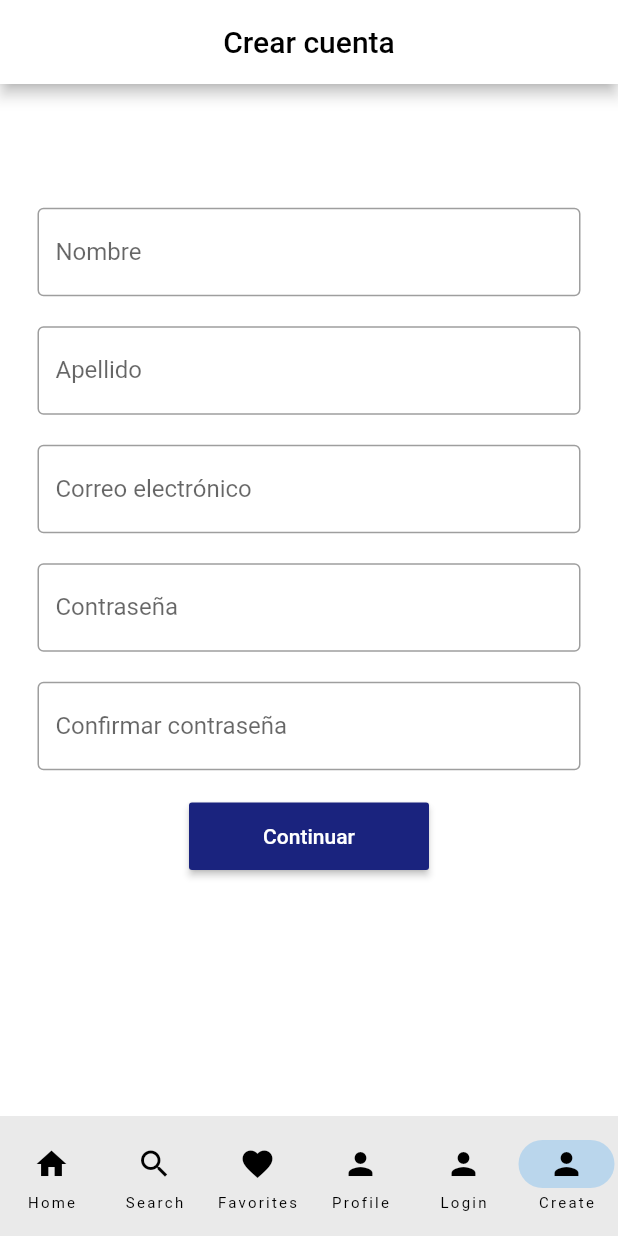
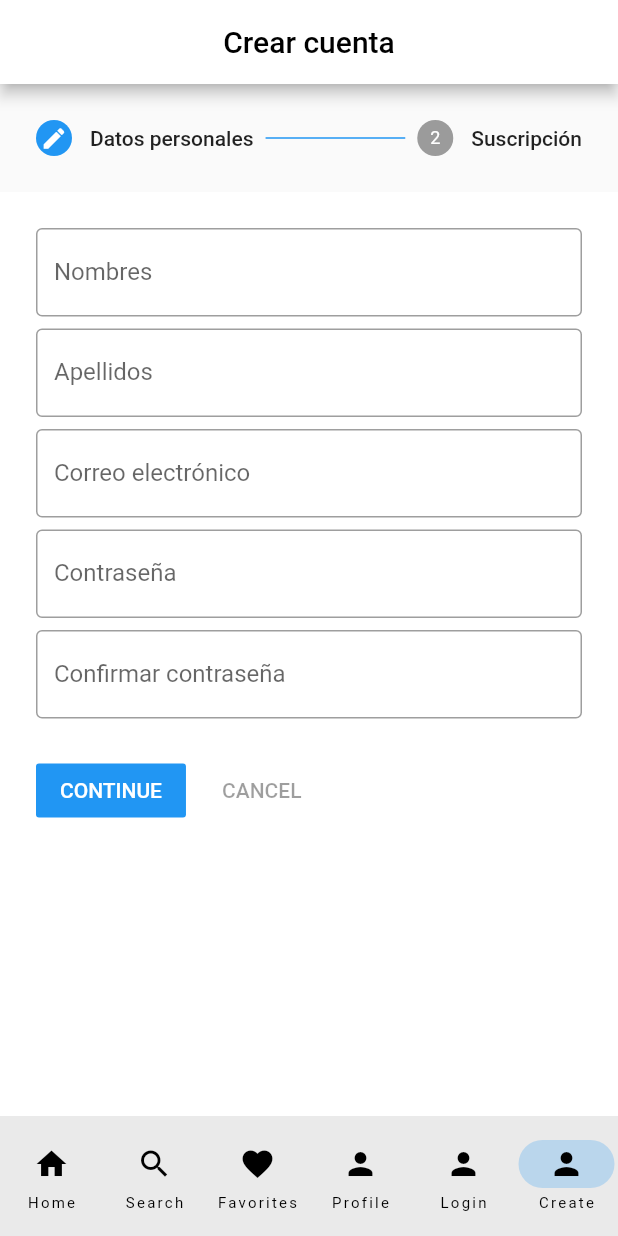
Before and after one commit to AgilesEzGym/MobileApp, a Flutter app: the screen it shows after launch, item 6 of the bottom bar chosen, on a phone screen of 412 x 824 dp. Run offline on Flutter 3.47's test engine with Material 2 defaults, Android fonts, the phone set to English and light mode, and no system bars; network calls fail.

Commit message:
New adition
adition project

```diff
--- a/lib/screens/create.dart
+++ b/lib/screens/create.dart
@@ -7,6 +7,65 @@ class Create extends StatefulWidget {
 
 class _CreateState extends State<Create> {
   bool isChecked = false;
+  int _currentStep = 0;
+
+  List<Step> stepList() => [
+    Step(
+        title: const Text('Datos personales'),
+        isActive: _currentStep >= 0,
+        state: _currentStep <= 0 ? StepState.editing : StepState.complete,
+        content: Column(
+          children: const [
+            TextField(
+              decoration: InputDecoration(
+                border: OutlineInputBorder(),
+                labelText: 'Nombres',
+              ),
+            ),
+            SizedBox(
+              height: 8,
+            ),
+            TextField(
+              decoration: InputDecoration(
+                border: OutlineInputBorder(),
+                labelText: 'Apellidos',
+              ),
+            ),
+            SizedBox(
+              height: 8,
+            ),
+            TextField(
+              decoration: InputDecoration(
+                border: OutlineInputBorder(),
+                labelText: 'Correo electrónico',
+              ),
+            ),
+            SizedBox(
+              height: 8,
+            ),
+            TextField(
+              decoration: InputDecoration(
+                border: OutlineInputBorder(),
+                labelText: 'Contraseña',
+              ),
+            ),
+            SizedBox(
+              height: 8,
+            ),
+            TextField(
+              decoration: InputDecoration(
+                border: OutlineInputBorder(),
+                labelText: 'Confirmar contraseña',
+              ),
+            ),
+            SizedBox(
+              height: 8,
+            ),
+          ],
+        ),
+    ),
+    const Step(title: Text('Suscripción'), content: Center(child: Text('Suscripción'),)),
+  ];
 
   @override
   Widget build(BuildContext context) {
@@ -18,83 +77,18 @@ class _CreateState extends State<Create> {
           iconTheme: const IconThemeData(color: Colors.black)
       ),
       backgroundColor: Colors.white,
-      body: Stack(
-        fit: StackFit.expand,
-        children: <Widget>[
-          Column(
-            mainAxisAlignment: MainAxisAlignment.center,
-            children: <Widget>[
-              Form(
-                  child: Container(
-                    padding: EdgeInsets.all(25),
-                    child: Column(
-                      crossAxisAlignment: CrossAxisAlignment.center,
-                      children: <Widget>[
-                        TextFormField(
-                          decoration: InputDecoration(
-                            border: OutlineInputBorder(),
-                            labelText: 'Nombre',
-                          ),
-                        ),
-                        Padding(
-                            padding: EdgeInsets.only(top: 20.0)
-                        ),
-                        TextFormField(
-                          decoration: InputDecoration(
-                            border: OutlineInputBorder(),
-                            labelText: 'Apellido',
-                          ),
-                        ),
-                        Padding(
-                            padding: EdgeInsets.only(top: 20.0)
-                        ),
-                        TextFormField(
-                          decoration: InputDecoration(
-                            border: OutlineInputBorder(),
-                            labelText: 'Correo electrónico',
-                          ),
-                        ),
-                        Padding(
-                            padding: EdgeInsets.only(top: 20.0)
-                        ),
-                        TextFormField(
-                          obscureText: true,
-                          decoration: InputDecoration(
-                            border: OutlineInputBorder(),
-                            labelText: 'Contraseña',
-                          ),
-                        ),
-                        Padding(
-                            padding: EdgeInsets.only(top: 20.0)
-                        ),
-                        TextFormField(
-                          obscureText: true,
-                          decoration: InputDecoration(
-                            border: OutlineInputBorder(),
-                            labelText: 'Confirmar contraseña',
-                          ),
-                        ),
-                        Padding(
-                            padding: EdgeInsets.only(top: 20.0)
-                        ),
-                        MaterialButton(
-                          height: 45.0,
-                          minWidth: 160.0,
-                          color: Colors.indigo.shade900,
-                          textColor: Colors.white,
-                          child: Text("Continuar"),
-                          onPressed: () => {},
-                          splashColor: Colors.white,
-                        ),
-                        Padding(
-                            padding: EdgeInsets.only(top: 80.0)
-                        ),
-                      ],
-                    ),
-                  ))
-            ],
-          )
-        ],
+      body: Stepper(
+        steps: stepList(),
+        type: StepperType.horizontal,
+        elevation: 0,
+        currentStep: _currentStep,
+        onStepContinue: (){
+          if( _currentStep < (stepList().length -1) ) {
+            setState(() {
+              _currentStep += 1;
+            });
+          }
+        },
       ),
     );
   }
--- a/lib/screens/login.dart
+++ b/lib/screens/login.dart
@@ -29,7 +29,6 @@ class _LoginState extends State<Login> {
               Text(
                 'EzGym',
                 style: TextStyle(
-                    fontFamily: 'cursive',
                     fontSize: 35.0
                 ),
               ),
```
